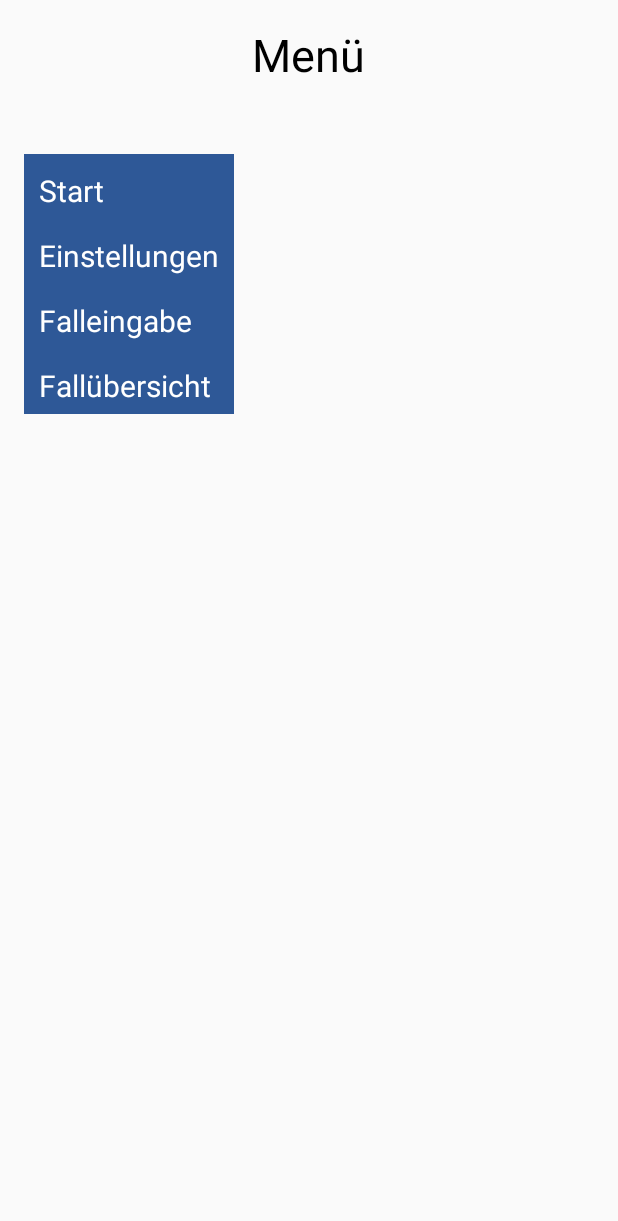
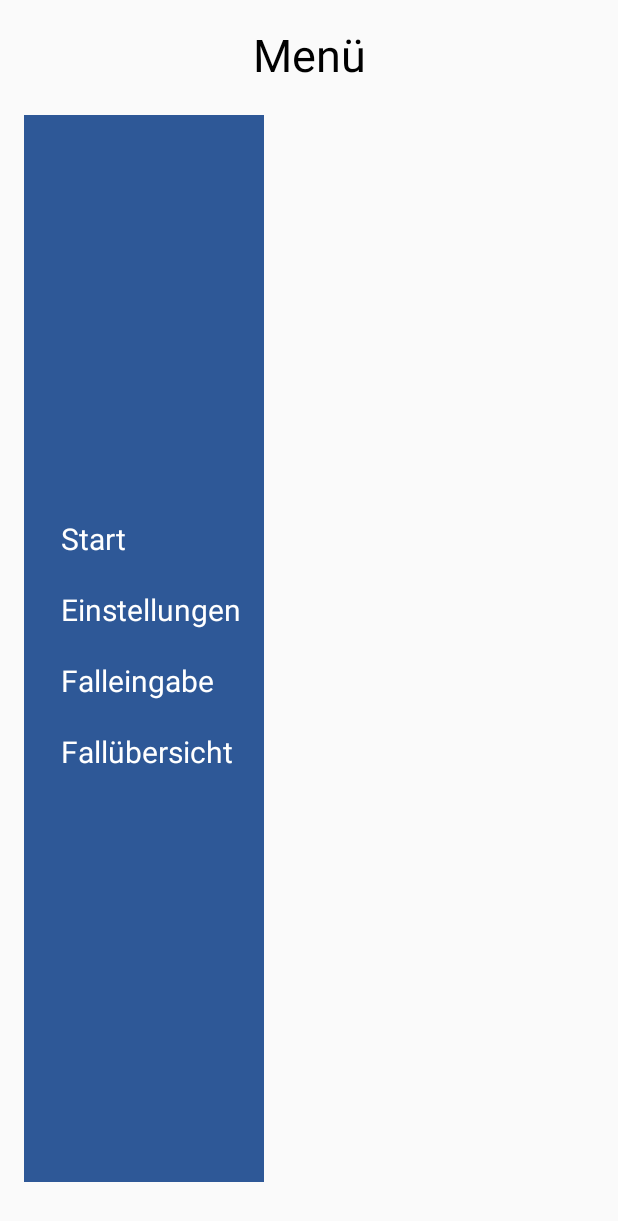
Before and after one commit to NicolasSimonMepa/MEPA, an Android app: the layout activity_menu.xml on its own in the app's theme, with its tools: preview values and no code run, on a phone screen of 412 x 824 dp. Shown: the top 1221 px of the screen. Run offline under Robolectric (Android 15) with nearby library versions, the phone set to English and light mode, and no system bars.

Commit message:
Update activity_menu.xml
Kommentar hinzugefügt, TableLayout durch LinearLayout ersetzt

```diff
--- a/src/main/res/layout/activity_menu.xml
+++ b/src/main/res/layout/activity_menu.xml
@@ -1,4 +1,5 @@
 <?xml version="1.0" encoding="utf-8"?>
+<!-- Zuletzt geändert von Vivien Stumpe am 03.04.16 -->
 <RelativeLayout xmlns:android="http://schemas.android.com/apk/res/android"
     xmlns:tools="http://schemas.android.com/tools"
     android:layout_width="match_parent"
@@ -10,7 +11,7 @@
     tools:context="de.app.mepa.menu.Menu">
 
     <TextView
-        android:layout_width="wrap_content"
+        android:layout_width="fill_parent"
         android:layout_height="wrap_content"
         android:textAppearance="?android:attr/textAppearanceSmall"
         android:text="@string/txtv_menu"
@@ -18,31 +19,26 @@
         android:layout_alignParentTop="true"
         android:layout_centerHorizontal="true"
         android:textSize="30sp"
-        android:textColor="#000000" />
+        android:textColor="#000000"
+        android:gravity="center" />
 
-    <TableLayout
+    <LinearLayout
+        android:orientation="vertical"
         android:layout_width="wrap_content"
-        android:layout_height="wrap_content"
-        android:layout_below="@+id/txtv_Menu"
+        android:layout_height="match_parent"
         android:layout_alignParentLeft="true"
         android:layout_alignParentStart="true"
-        android:layout_marginTop="46dp"
-        android:id="@+id/tbl_menu"
-        android:background="#2e5897">
-
-        <TableRow
-            android:layout_width="match_parent"
-            android:layout_height="wrap_content"
-            android:id="@+id/tblr_start"
-            android:layout_marginStart="10dp"
-            android:layout_marginLeft="10dp"
-            android:layout_marginTop="5dp"
-            android:layout_marginBottom="5dp"
-            android:layout_marginRight="5dp"
-            android:clickable="true">
+        android:layout_below="@+id/txtv_Menu"
+        android:gravity="center"
+        android:background="#2e5897"
+        android:layout_marginTop="20dp"
+        android:layout_marginBottom="20dp"
+        android:paddingLeft="10dp"
+        android:paddingRight="10dp"
+        android:id="@+id/lnl_menu">
 
         <TextView
-                android:layout_width="wrap_content"
+            android:layout_width="fill_parent"
             android:layout_height="wrap_content"
             android:textAppearance="?android:attr/textAppearanceSmall"
             android:text="@string/txtv_start"
@@ -50,18 +46,14 @@
             android:layout_column="1"
             android:textSize="20sp"
             android:textColor="#ffffff"
-                android:layout_marginBottom="5dp"
+            android:layout_marginBottom="10dp"
             android:layout_marginTop="5dp"
-                android:clickable="true" />
-        </TableRow>
-
-        <TableRow
-            android:layout_width="match_parent"
-            android:layout_height="match_parent"
-            android:id="@+id/tblr_einstellungen">
+            android:clickable="true"
+            android:gravity="start|left"
+            android:layout_marginLeft="10dp" />
 
         <TextView
-                android:layout_width="match_parent"
+            android:layout_width="fill_parent"
             android:layout_height="wrap_content"
             android:textAppearance="?android:attr/textAppearanceSmall"
             android:text="@string/txtv_einstellungen"
@@ -70,42 +62,30 @@
             android:textColor="#ffffff"
             android:textSize="20sp"
             android:layout_marginStart="10dp"
-                android:layout_marginTop="5dp"
-                android:layout_marginBottom="5dp"
+            android:layout_marginTop="10dp"
+            android:layout_marginBottom="10dp"
             android:layout_marginLeft="10dp"
-                android:clickable="true" />
-        </TableRow>
-
-        <TableRow
-            android:layout_width="match_parent"
-            android:layout_height="match_parent"
-            android:id="@+id/tblr_falleingabe"
-            android:layout_marginStart="10dp"
-            android:layout_marginLeft="10dp"
-            android:layout_marginTop="5dp"
-            android:layout_marginBottom="5dp">
+            android:clickable="true"
+            android:gravity="start|left"
+            android:paddingRight="10dp" />
 
         <TextView
-                android:layout_width="wrap_content"
+            android:layout_width="fill_parent"
             android:layout_height="wrap_content"
             android:textAppearance="?android:attr/textAppearanceSmall"
             android:text="@string/txtv_falleingabe"
             android:id="@+id/txtv_falleingabe_menu"
             android:layout_column="1"
-                android:layout_marginTop="5dp"
-                android:layout_marginBottom="5dp"
+            android:layout_marginTop="10dp"
+            android:layout_marginBottom="10dp"
             android:textColor="#ffffff"
             android:textSize="20sp"
-                android:clickable="true" />
-        </TableRow>
-
-        <TableRow
-            android:layout_width="match_parent"
-            android:layout_height="match_parent"
-            android:id="@+id/tblr_falluebersicht">
+            android:clickable="true"
+            android:gravity="start|left"
+            android:layout_marginLeft="10dp" />
 
         <TextView
-                android:layout_width="wrap_content"
+            android:layout_width="fill_parent"
             android:layout_height="wrap_content"
             android:textAppearance="?android:attr/textAppearanceSmall"
             android:text="@string/txtv_falluebersicht"
@@ -114,11 +94,11 @@
             android:textColor="#ffffff"
             android:textSize="20sp"
             android:layout_marginStart="10dp"
-                android:layout_marginTop="5dp"
-                android:layout_marginBottom="5dp"
+            android:layout_marginTop="10dp"
+            android:layout_marginBottom="10dp"
             android:layout_marginLeft="10dp"
-                android:clickable="true" />
-        </TableRow>
+            android:clickable="true"
+            android:gravity="start|left" />
 
-    </TableLayout>
+    </LinearLayout>
 </RelativeLayout>
```
Lines whose indentation alone changed are shown as unchanged.
